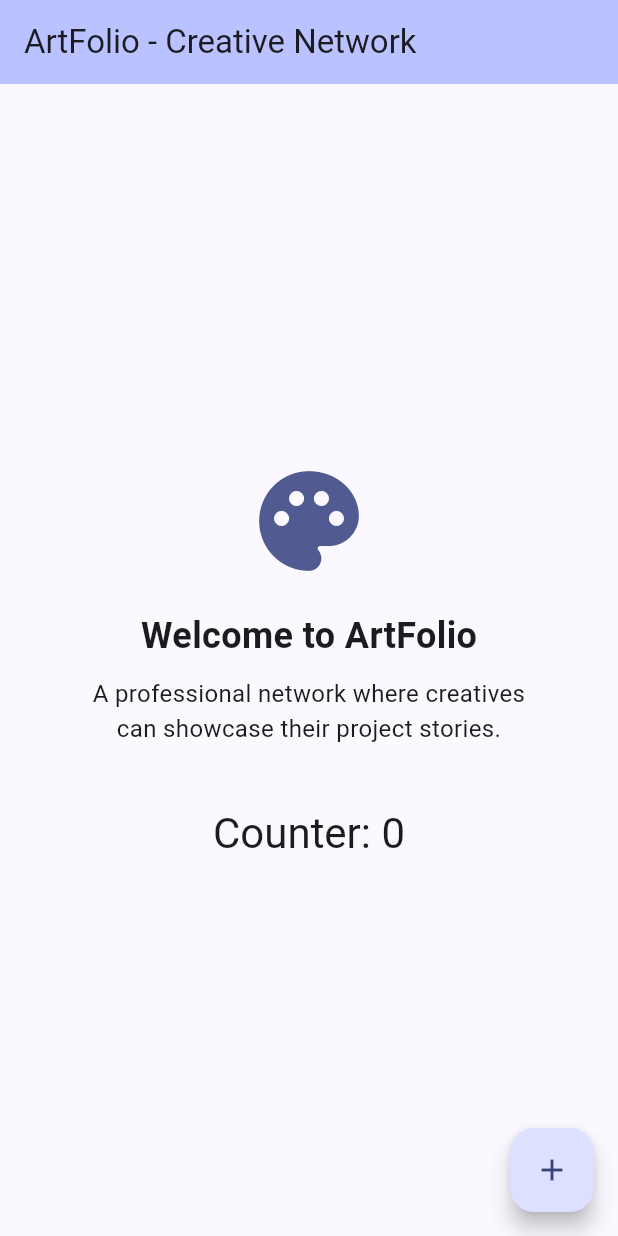
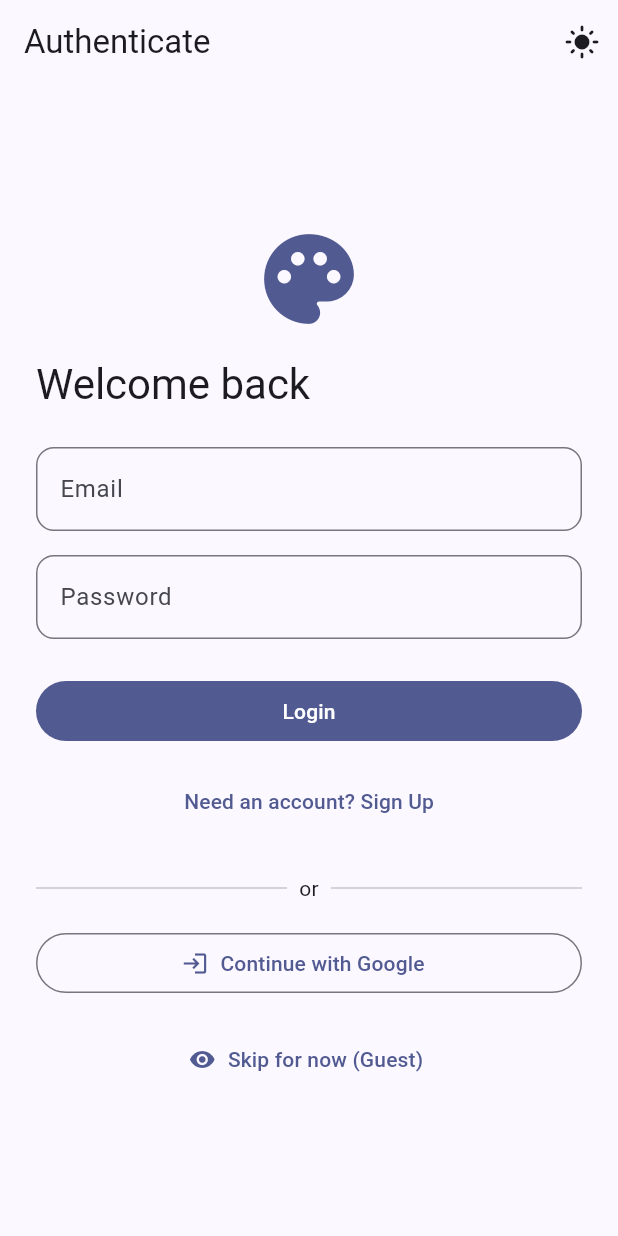
Before and after one commit to R-V-Abhishek/ArtFolio, a Flutter app: the screen it shows after launch, on a phone screen of 412 x 824 dp. Run offline on Flutter 3.47's test engine with Material 3 defaults, Android fonts, the light colour scheme and no system bars; our stand-ins replace firebase_auth, firebase_core, google_sign_in; accounts and stored records are empty; generated files the repository leaves out were written again.

Commit message:
feat(frontend): initial UI, theming, auth flow, guest mode, gallery placeholders

```diff
--- a/lib/main.dart
+++ b/lib/main.dart
@@ -1,6 +1,11 @@
 import 'package:flutter/material.dart';
 import 'package:firebase_core/firebase_core.dart';
 import 'firebase_options.dart';
+import 'theme/theme.dart';
+import 'services/auth_service.dart';
+import 'screens/auth_screen.dart';
+import 'screens/home_screen.dart';
+import 'services/session_state.dart';
 
 void main() async {
   WidgetsFlutterBinding.ensureInitialized();
@@ -13,99 +18,37 @@ void main() async {
 class MyApp extends StatelessWidget {
   const MyApp({super.key});
 
-  // This widget is the root of your application.
   @override
   Widget build(BuildContext context) {
-    return MaterialApp(
-      title: 'ArtFolio',
-      theme: ThemeData(
-        // Professional network theme for creatives
-        colorScheme: ColorScheme.fromSeed(
-          seedColor: Colors.indigo,
-          brightness: Brightness.light,
+    return ValueListenableBuilder<ThemeMode>(
+      valueListenable: themeController,
+      builder: (context, mode, _) => ValueListenableBuilder<bool>(
+        valueListenable: SessionState.instance.guestMode,
+        builder: (context, isGuest, __) => MaterialApp(
+          title: 'ArtFolio',
+          theme: lightTheme,
+          darkTheme: darkTheme,
+          themeMode: mode,
+          home: isGuest
+              ? const HomeScreen()
+              : StreamBuilder(
+                  stream: AuthService.instance.authStateChanges(),
+                  builder: (context, snapshot) {
+                    if (snapshot.connectionState == ConnectionState.waiting) {
+                      return const Scaffold(
+                        body: Center(child: CircularProgressIndicator()),
+                      );
+                    }
+                    if (snapshot.hasData) {
+                      return const HomeScreen();
+                    }
+                    return const AuthScreen();
+                  },
+                ),
         ),
-        useMaterial3: true,
       ),
-      home: const MyHomePage(title: 'ArtFolio - Creative Network'),
     );
   }
 }
 
-class MyHomePage extends StatefulWidget {
-  const MyHomePage({super.key, required this.title});
-
-  // This widget is the home page of your application. It is stateful, meaning
-  // that it has a State object (defined below) that contains fields that affect
-  // how it looks.
-
-  // This class is the configuration for the state. It holds the values (in this
-  // case the title) provided by the parent (in this case the App widget) and
-  // used by the build method of the State. Fields in a Widget subclass are
-  // always marked "final".
-
-  final String title;
-
-  @override
-  State<MyHomePage> createState() => _MyHomePageState();
-}
-
-class _MyHomePageState extends State<MyHomePage> {
-  int _counter = 0;
-
-  void _incrementCounter() {
-    setState(() {
-      // This call to setState tells the Flutter framework that something has
-      // changed in this State, which causes it to rerun the build method below
-      // so that the display can reflect the updated values. If we changed
-      // _counter without calling setState(), then the build method would not be
-      // called again, and so nothing would appear to happen.
-      _counter++;
-    });
-  }
-
-  @override
-  Widget build(BuildContext context) {
-    return Scaffold(
-      appBar: AppBar(
-        backgroundColor: Theme.of(context).colorScheme.inversePrimary,
-        title: Text(widget.title),
-      ),
-      body: Center(
-        child: Column(
-          mainAxisAlignment: MainAxisAlignment.center,
-          children: <Widget>[
-            Icon(
-              Icons.palette,
-              size: 80,
-              color: Theme.of(context).colorScheme.primary,
-            ),
-            const SizedBox(height: 20),
-            const Text(
-              'Welcome to ArtFolio',
-              style: TextStyle(
-                fontSize: 24,
-                fontWeight: FontWeight.bold,
-              ),
-            ),
-            const SizedBox(height: 10),
-            const Text(
-              'A professional network where creatives\ncan showcase their project stories.',
-              textAlign: TextAlign.center,
-              style: TextStyle(fontSize: 16),
-            ),
-            const SizedBox(height: 40),
-            Text(
-              'Counter: $_counter',
-              style: Theme.of(context).textTheme.headlineMedium,
-            ),
-          ],
-        ),
-      ),
-      floatingActionButton: FloatingActionButton(
-        onPressed: _incrementCounter,
-        tooltip: 'Increment',
-        child: const Icon(Icons.add),
-      ),
-    );
-  }
-}
+// Legacy MyHomePage removed in favor of new feature-rich HomeScreen.
--- /dev/null
+++ b/lib/screens/auth_screen.dart
@@ -0,0 +1,190 @@
+import 'package:flutter/material.dart';
+import 'package:firebase_auth/firebase_auth.dart';
+import '../services/auth_service.dart';
+import '../services/session_state.dart';
+import '../theme/theme.dart';
+
+class AuthScreen extends StatefulWidget {
+  const AuthScreen({super.key});
+
+  @override
+  State<AuthScreen> createState() => _AuthScreenState();
+}
+
+class _AuthScreenState extends State<AuthScreen> {
+  final _formKey = GlobalKey<FormState>();
+  final _emailCtrl = TextEditingController();
+  final _passwordCtrl = TextEditingController();
+  bool _isLogin = true;
+  bool _loading = false;
+  String? _error;
+
+  @override
+  void dispose() {
+    _emailCtrl.dispose();
+    _passwordCtrl.dispose();
+    super.dispose();
+  }
+
+  Future<void> _submit() async {
+    if (!_formKey.currentState!.validate()) return;
+    setState(() { _loading = true; _error = null; });
+    try {
+      if (_isLogin) {
+        await AuthService.instance.signInWithEmail(
+          email: _emailCtrl.text.trim(),
+          password: _passwordCtrl.text,
+        );
+      } else {
+        await AuthService.instance.signUpWithEmail(
+          email: _emailCtrl.text.trim(),
+          password: _passwordCtrl.text,
+        );
+      }
+    } on FirebaseAuthException catch (e) {
+      setState(() { _error = e.message; });
+    } catch (e) {
+      setState(() { _error = 'Unexpected error'; });
+    } finally {
+      if (mounted) setState(() { _loading = false; });
+    }
+  }
+
+  Future<void> _google() async {
+    setState(() { _loading = true; _error = null; });
+    try {
+      await AuthService.instance.signInWithGoogle();
+    } catch (e) {
+      setState(() { _error = 'Google sign-in failed'; });
+    } finally {
+      if (mounted) setState(() { _loading = false; });
+    }
+  }
+
+  @override
+  Widget build(BuildContext context) {
+    final scheme = Theme.of(context).colorScheme;
+    return Scaffold(
+      appBar: AppBar(
+        title: const Text('Authenticate'),
+        actions: [
+          IconButton(
+            tooltip: 'Toggle theme',
+            onPressed: () => themeController.toggle(),
+            icon: Icon(themeController.value == ThemeMode.dark ? Icons.dark_mode : Icons.light_mode),
+          ),
+        ],
+      ),
+      body: Center(
+        child: ConstrainedBox(
+          constraints: const BoxConstraints(maxWidth: 420),
+          child: SingleChildScrollView(
+            padding: const EdgeInsets.all(24),
+            child: Column(
+              crossAxisAlignment: CrossAxisAlignment.stretch,
+              children: [
+                Icon(Icons.palette, size: 72, color: scheme.primary),
+                const SizedBox(height: 16),
+                Text(
+                  _isLogin ? 'Welcome back' : 'Create your account',
+                  style: Theme.of(context).textTheme.headlineMedium,
+                ),
+                const SizedBox(height: 24),
+                if (_error != null)
+                  Container(
+                    padding: const EdgeInsets.all(12),
+                    decoration: BoxDecoration(
+                      color: scheme.errorContainer,
+                      borderRadius: BorderRadius.circular(8),
+                    ),
+                    child: Text(
+                      _error!,
+                      style: TextStyle(color: scheme.onErrorContainer),
+                    ),
+                  ),
+                if (_error != null) const SizedBox(height: 16),
+                Form(
+                  key: _formKey,
+                  child: Column(
+                    children: [
+                      TextFormField(
+                        controller: _emailCtrl,
+                        decoration: const InputDecoration(labelText: 'Email'),
+                        keyboardType: TextInputType.emailAddress,
+                        validator: (v) {
+                          if (v == null || v.trim().isEmpty) return 'Enter email';
+                          if (!RegExp(r'^[^@]+@[^@]+\.[^@]+').hasMatch(v.trim())) return 'Invalid email';
+                          return null;
+                        },
+                      ),
+                      const SizedBox(height: 16),
+                      TextFormField(
+                        controller: _passwordCtrl,
+                        decoration: const InputDecoration(labelText: 'Password'),
+                        obscureText: true,
+                        validator: (v) {
+                          if (v == null || v.isEmpty) return 'Enter password';
+                          if (v.length < 6) return 'Min 6 characters';
+                          return null;
+                        },
+                      ),
+                      const SizedBox(height: 24),
+                      SizedBox(
+                        width: double.infinity,
+                        child: FilledButton(
+                          onPressed: _loading ? null : _submit,
+                          child: Text(_isLogin ? 'Login' : 'Sign Up'),
+                        ),
+                      ),
+                      const SizedBox(height: 12),
+                      TextButton(
+                        onPressed: _loading
+                            ? null
+                            : () => setState(() => _isLogin = !_isLogin),
+                        child: Text(_isLogin
+                            ? 'Need an account? Sign Up'
+                            : 'Have an account? Login'),
+                      ),
+                    ],
+                  ),
+                ),
+                const SizedBox(height: 24),
+                Row(children: <Widget>[
+                  Expanded(child: Divider(color: scheme.outlineVariant)),
+                  const Padding(
+                    padding: EdgeInsets.symmetric(horizontal: 8.0),
+                    child: Text('or'),
+                  ),
+                  Expanded(child: Divider(color: scheme.outlineVariant)),
+                ]),
+                const SizedBox(height: 16),
+                SizedBox(
+                  width: double.infinity,
+                  child: OutlinedButton.icon(
+                    icon: const Icon(Icons.login),
+                    label: const Text('Continue with Google'),
+                    onPressed: _loading ? null : _google,
+                  ),
+                ),
+                const SizedBox(height: 16),
+                TextButton.icon(
+                  onPressed: _loading
+                      ? null
+                      : () {
+                          SessionState.instance.enterGuest();
+                        },
+                  icon: const Icon(Icons.visibility),
+                  label: const Text('Skip for now (Guest)'),
+                ),
+                if (_loading) ...[
+                  const SizedBox(height: 24),
+                  const Center(child: CircularProgressIndicator()),
+                ],
+              ],
+            ),
+          ),
+        ),
+      ),
+    );
+  }
+}
--- /dev/null
+++ b/lib/services/auth_service.dart
@@ -0,0 +1,39 @@
+import 'package:firebase_auth/firebase_auth.dart';
+import 'package:google_sign_in/google_sign_in.dart';
+
+/// A lightweight authentication service abstraction.
+/// NOTE: Proper error handling, logging, and token refresh strategies
+/// can be expanded as the project evolves.
+class AuthService {
+  AuthService._();
+  static final AuthService instance = AuthService._();
+
+  final FirebaseAuth _auth = FirebaseAuth.instance;
+  final GoogleSignIn _google = GoogleSignIn(scopes: ['email']);
+
+  Stream<User?> authStateChanges() => _auth.authStateChanges();
+
+  Future<UserCredential> signUpWithEmail({required String email, required String password}) async {
+    return _auth.createUserWithEmailAndPassword(email: email, password: password);
+  }
+
+  Future<UserCredential> signInWithEmail({required String email, required String password}) async {
+    return _auth.signInWithEmailAndPassword(email: email, password: password);
+  }
+
+  Future<UserCredential?> signInWithGoogle() async {
+    final googleUser = await _google.signIn();
+    if (googleUser == null) return null; // User canceled
+    final googleAuth = await googleUser.authentication;
+    final credential = GoogleAuthProvider.credential(
+      accessToken: googleAuth.accessToken,
+      idToken: googleAuth.idToken,
+    );
+    return _auth.signInWithCredential(credential);
+  }
+
+  Future<void> signOut() async {
+    await _google.signOut();
+    await _auth.signOut();
+  }
+}
--- /dev/null
+++ b/lib/services/session_state.dart
@@ -0,0 +1,13 @@
+import 'package:flutter/foundation.dart';
+
+/// Holds ephemeral session flags that are not persisted yet (e.g. guest mode).
+class SessionState {
+  SessionState._();
+  static final SessionState instance = SessionState._();
+
+  /// When true we bypass Firebase auth gated UI and show the home experience.
+  final ValueNotifier<bool> guestMode = ValueNotifier<bool>(false);
+
+  void enterGuest() => guestMode.value = true;
+  void exitGuest() => guestMode.value = false;
+}
```
Also changed, not shown: lib/models/art_piece.dart (added, +26 -0 lines), lib/screens/home_screen.dart (added, +102 -0 lines), lib/theme/theme.dart (added, +79 -0 lines), lib/widgets/art_card.dart (added, +87 -0 lines), pubspec.yaml (+8 -1 lines), assets/icons/logo.svg (added), assets/images/placeholder.png (added), pubspec.lock, 3 other files.
